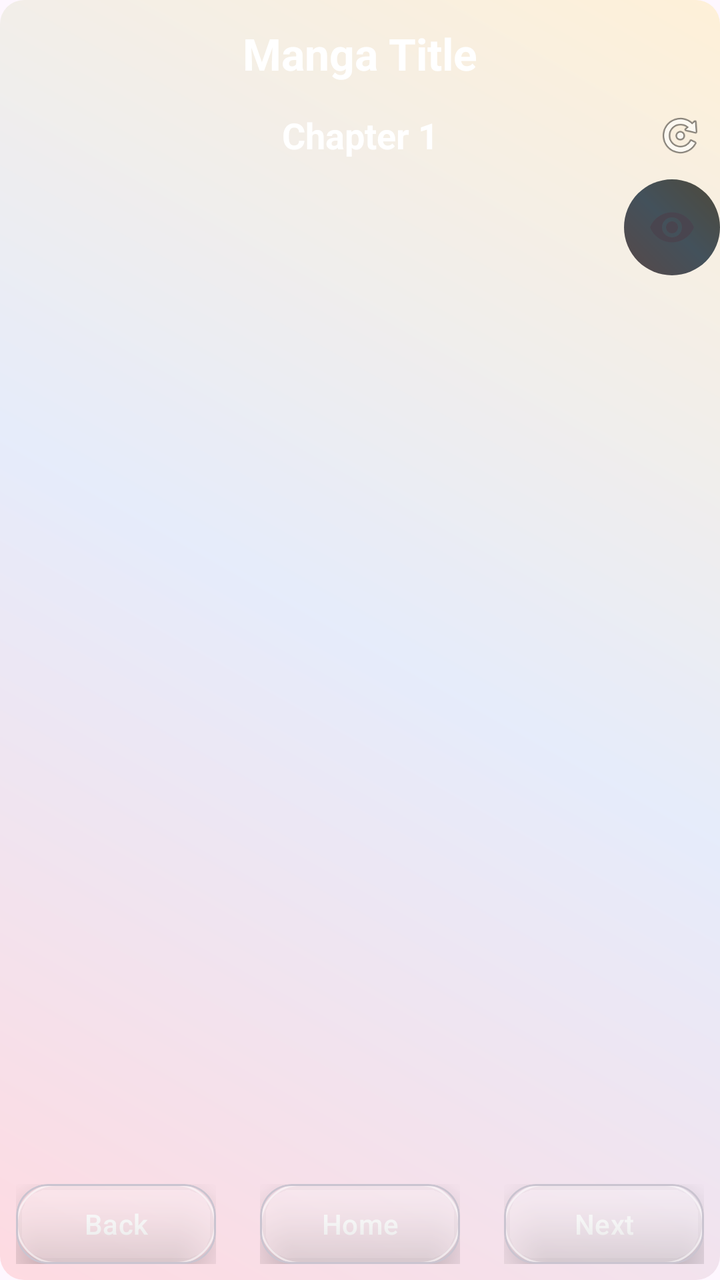
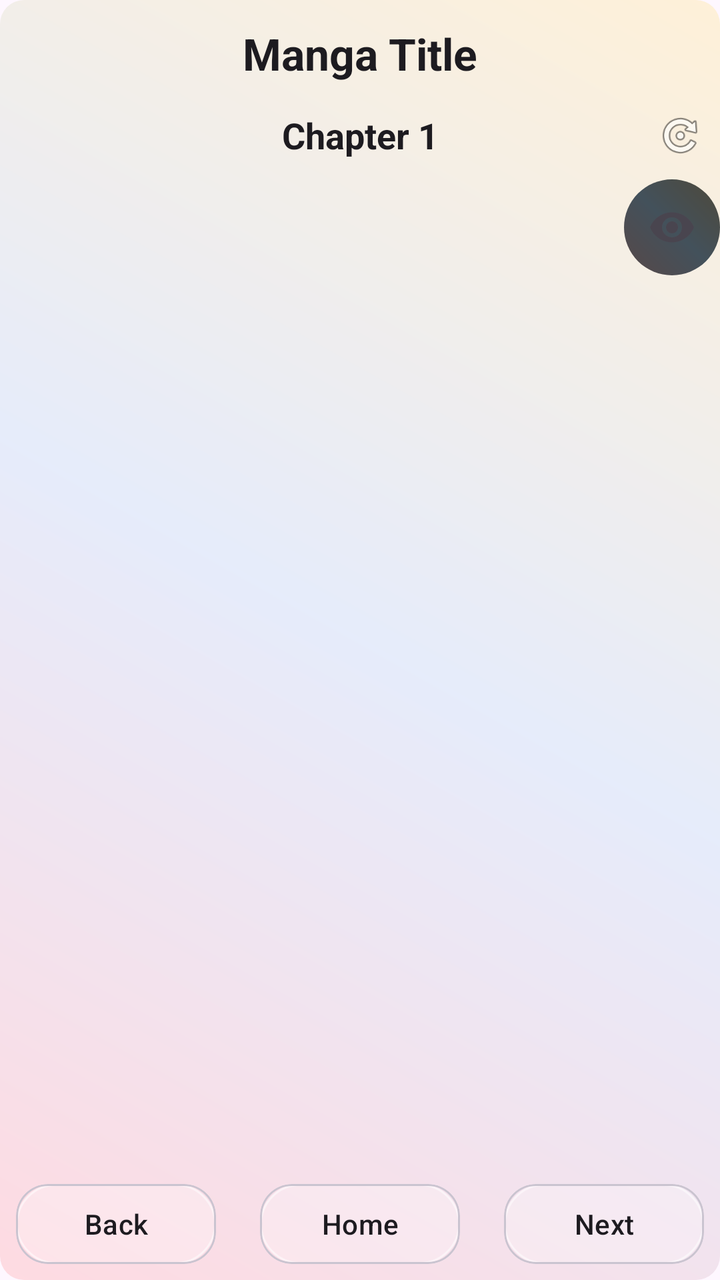

Compare the two renders of this Android layout. The source of the first and the diff that turns it into the second are given below.
<!-- AndroidManifest.xml: application theme Theme.MangaV5 -->
<!-- res/layout/activity_chapter_page.xml -->
<?xml version="1.0" encoding="utf-8"?>
<androidx.constraintlayout.widget.ConstraintLayout
    xmlns:android="http://schemas.android.com/apk/res/android"
    xmlns:app="http://schemas.android.com/apk/res-auto"
    android:layout_width="match_parent"
    android:layout_height="match_parent"
    android:fitsSystemWindows="true"
    android:background="@drawable/bg_gradient">

    
    <androidx.constraintlayout.widget.ConstraintLayout
        android:id="@+id/upperPartLayout"
        android:layout_width="0dp"
        android:layout_height="wrap_content"
        android:padding="4dp"
        app:layout_constraintTop_toTopOf="parent"
        app:layout_constraintStart_toStartOf="parent"
        app:layout_constraintEnd_toEndOf="parent">

        
        <TextView
            android:id="@+id/mangaTitle"
            android:layout_width="0dp"
            android:layout_height="wrap_content"
            android:text="Manga Title"
            android:textSize="22sp"
            android:textStyle="bold"
            android:gravity="center"
            android:padding="8dp"
            android:textColor="@android:color/white"
            app:layout_constraintTop_toTopOf="parent"
            app:layout_constraintStart_toStartOf="parent"
            app:layout_constraintEnd_toEndOf="parent"/>

        
        <TextView
            android:id="@+id/chapterNumber"
            android:layout_width="wrap_content"
            android:layout_height="wrap_content"
            android:text="Chapter 1"
            android:textSize="18sp"
            android:textStyle="bold"
            android:gravity="center"
            android:padding="6dp"
            android:textColor="@android:color/white"
            app:layout_constraintTop_toBottomOf="@id/mangaTitle"
            app:layout_constraintStart_toStartOf="parent"
            app:layout_constraintEnd_toEndOf="parent"/>

        
        <ImageButton
            android:id="@+id/btnRefresh"
            android:layout_width="32dp"
            android:layout_height="32dp"
            android:background="@android:color/transparent"
            android:padding="4dp"
            android:scaleType="centerInside"
            android:contentDescription="Refresh"
            android:src="@android:drawable/ic_menu_rotate"
            app:layout_constraintTop_toTopOf="@id/chapterNumber"
            app:layout_constraintBottom_toBottomOf="@id/chapterNumber"
            app:layout_constraintEnd_toEndOf="parent"/>
    </androidx.constraintlayout.widget.ConstraintLayout>

    
    <androidx.recyclerview.widget.RecyclerView
        android:id="@+id/recyclerPages"
        android:layout_width="0dp"
        android:layout_height="0dp"
        android:clipToPadding="false"
        android:padding="0dp"
        android:scrollbars="vertical"
        app:layout_constraintTop_toBottomOf="@id/upperPartLayout"
        app:layout_constraintBottom_toTopOf="@id/lowerPartLayout"
        app:layout_constraintStart_toStartOf="parent"
        app:layout_constraintEnd_toEndOf="parent"/>

    
    <ImageButton
        android:id="@+id/btnToggleUI"
        android:layout_width="48dp"
        android:layout_height="48dp"
        android:alpha="1"
        android:src="@drawable/ic_visibility_on"
        android:background="@drawable/bg_gradient_search"
        android:contentDescription="Toggle UI"
        app:layout_constraintEnd_toEndOf="parent"
        app:layout_constraintTop_toTopOf="@id/recyclerPages"
        />

    
    <androidx.constraintlayout.widget.ConstraintLayout
        android:id="@+id/lowerPartLayout"
        android:layout_width="0dp"
        android:layout_height="wrap_content"
        android:padding="8dp"
        app:layout_constraintBottom_toBottomOf="parent"
        app:layout_constraintStart_toStartOf="parent"
        app:layout_constraintEnd_toEndOf="parent">

        
        <FrameLayout
            android:layout_width="100dp"
            android:layout_height="40dp"
            app:layout_constraintStart_toStartOf="parent"
            app:layout_constraintTop_toTopOf="parent"
            app:layout_constraintBottom_toBottomOf="parent">

            <com.google.android.material.card.MaterialCardView
                android:layout_width="match_parent"
                android:layout_height="match_parent"
                app:cardCornerRadius="16dp"
                app:cardElevation="16dp"
                app:cardBackgroundColor="@android:color/transparent">

                <View
                    android:layout_width="match_parent"
                    android:layout_height="match_parent"
                    android:background="@drawable/glass_bg"/>
            </com.google.android.material.card.MaterialCardView>

            <Button
                android:id="@+id/btnPrevious"
                android:layout_width="match_parent"
                android:layout_height="match_parent"
                android:text="Back"
                android:textColor="@android:color/white"
                android:textSize="14sp"
                android:background="@android:color/transparent"
                android:gravity="center"/>
        </FrameLayout>

        
        <FrameLayout
            android:layout_width="100dp"
            android:layout_height="40dp"
            app:layout_constraintStart_toStartOf="parent"
            app:layout_constraintEnd_toEndOf="parent"
            app:layout_constraintTop_toTopOf="parent"
            app:layout_constraintBottom_toBottomOf="parent">

            <com.google.android.material.card.MaterialCardView
                android:layout_width="match_parent"
                android:layout_height="match_parent"
                app:cardCornerRadius="16dp"
                app:cardElevation="16dp"
                app:cardBackgroundColor="@android:color/transparent">

                <View
                    android:layout_width="match_parent"
                    android:layout_height="match_parent"
                    android:background="@drawable/glass_bg"/>
            </com.google.android.material.card.MaterialCardView>

            <Button
                android:id="@+id/btnHome"
                android:layout_width="match_parent"
                android:layout_height="match_parent"
                android:text="Home"
                android:textColor="@android:color/white"
                android:textSize="14sp"
                android:background="@android:color/transparent"
                android:gravity="center"/>
        </FrameLayout>

        
        <FrameLayout
            android:layout_width="100dp"
            android:layout_height="40dp"
            app:layout_constraintEnd_toEndOf="parent"
            app:layout_constraintTop_toTopOf="parent"
            app:layout_constraintBottom_toBottomOf="parent">

            <com.google.android.material.card.MaterialCardView
                android:layout_width="match_parent"
                android:layout_height="match_parent"
                app:cardCornerRadius="16dp"
                app:cardElevation="16dp"
                app:cardBackgroundColor="@android:color/transparent">

                <View
                    android:layout_width="match_parent"
                    android:layout_height="match_parent"
                    android:background="@drawable/glass_bg"/>
            </com.google.android.material.card.MaterialCardView>

            <Button
                android:id="@+id/btnNext"
                android:layout_width="match_parent"
                android:layout_height="match_parent"
                android:text="Next"
                android:textColor="@android:color/white"
                android:textSize="14sp"
                android:background="@android:color/transparent"
                android:gravity="center"/>
        </FrameLayout>
    </androidx.constraintlayout.widget.ConstraintLayout>
</androidx.constraintlayout.widget.ConstraintLayout>
<!-- resources referenced by this layout -->
<resources>
  <!-- drawable bg_gradient (drawable) -->
  <shape xmlns:android="http://schemas.android.com/apk/res/android"
      android:shape="rectangle">
  
      <gradient
          android:startColor="#33FF6B6B"
          android:centerColor="#3385C1E9"
          android:endColor="#33FFD93D"
          android:angle="45"
          android:type="linear"/>
  
      <corners android:radius="12dp"/>
  </shape>
  <!-- drawable bg_gradient_search (drawable) -->
  <shape xmlns:android="http://schemas.android.com/apk/res/android"
      android:shape="rectangle">
  
      <gradient
          android:startColor="#574848"
          android:centerColor="#43515B"
          android:endColor="#4E493B"
          android:angle="45"
          android:type="linear"/>
  
      <corners android:radius="35dp"/>
  </shape>
  <!-- drawable glass_bg (drawable) -->
  <layer-list xmlns:android="http://schemas.android.com/apk/res/android">
  
      
      <item>
          <shape android:shape="rectangle">
              <solid android:color="@android:color/transparent"/>
              <corners android:radius="50dp"/>
              <stroke
                  android:width="1dp"
                  android:color="#80FFFFFF"/>
          </shape>
      </item>
  
      
      <item android:left="0dp" android:top="0dp" android:right="0dp" android:bottom="0dp">
          <shape android:shape="rectangle">
              <solid android:color="#40FFFFFF"/>
              <corners android:radius="50dp"/>
          </shape>
      </item>
  
  </layer-list>
  <!-- drawable ic_visibility_on (drawable) -->
  <vector xmlns:android="http://schemas.android.com/apk/res/android"
      android:width="24dp"
      android:height="24dp"
      android:viewportWidth="24"
      android:viewportHeight="24"
      android:tint="?attr/colorControlNormal">
  
      <path
          android:fillColor="@android:color/white"
          android:pathData="M12,4.5C7,4.5 2.73,7.61 1,12c1.73,4.39 6,7.5 11,7.5s9.27,-3.11 11,-7.5c-1.73,-4.39 -6,-7.5 -11,-7.5zM12,17c-2.76,0 -5,-2.24 -5,-5s2.24,-5 5,-5 5,2.24 5,5 -2.24,5 -5,5zM12,9c-1.66,0 -3,1.34 -3,3s1.34,3 3,3 3,-1.34 3,-3 -1.34,-3 -3,-3z"/>
  </vector>
  <style name="Theme.MangaV5" parent="Theme.MaterialComponents.DayNight.DarkActionBar">
          
          <item name="colorPrimary">@color/purple_500</item>
          <item name="colorPrimaryVariant">@color/purple_700</item>
          <item name="colorOnPrimary">@color/white</item>
          
          <item name="colorSecondary">@color/teal_200</item>
          <item name="colorSecondaryVariant">@color/teal_700</item>
          <item name="colorOnSecondary">@color/black</item>
          
          <item name="android:statusBarColor">?attr/colorPrimaryVariant</item>
          
      </style>
  <color name="purple_500">#FF6200EE</color>
  <color name="purple_700">#FF3700B3</color>
  <color name="white">#FFFFFFFF</color>
  <color name="teal_200">#FF03DAC5</color>
  <color name="teal_700">#FF018786</color>
  <color name="black">#FF000000</color>
</resources>

<!-- the commit's change to res/layout/activity_chapter_page.xml (unified diff, before → after) -->
@@ -4,7 +4,6 @@
     xmlns:app="http://schemas.android.com/apk/res-auto"
     android:layout_width="match_parent"
     android:layout_height="match_parent"
-    android:fitsSystemWindows="true"
     android:background="@drawable/bg_gradient">
 
     
@@ -15,6 +14,7 @@
         android:padding="4dp"
         app:layout_constraintTop_toTopOf="parent"
         app:layout_constraintStart_toStartOf="parent"
+        android:fitsSystemWindows="true"
         app:layout_constraintEnd_toEndOf="parent">
 
         
@@ -27,7 +27,7 @@
             android:textStyle="bold"
             android:gravity="center"
             android:padding="8dp"
-            android:textColor="@android:color/white"
+            android:textColor="?android:attr/textColorPrimary"
             app:layout_constraintTop_toTopOf="parent"
             app:layout_constraintStart_toStartOf="parent"
             app:layout_constraintEnd_toEndOf="parent"/>
@@ -42,7 +42,7 @@
             android:textStyle="bold"
             android:gravity="center"
             android:padding="6dp"
-            android:textColor="@android:color/white"
+            android:textColor="?android:attr/textColorPrimary"
             app:layout_constraintTop_toBottomOf="@id/mangaTitle"
             app:layout_constraintStart_toStartOf="parent"
             app:layout_constraintEnd_toEndOf="parent"/>
@@ -110,13 +110,12 @@
                 android:layout_width="match_parent"
                 android:layout_height="match_parent"
                 app:cardCornerRadius="16dp"
-                app:cardElevation="16dp"
                 app:cardBackgroundColor="@android:color/transparent">
 
                 <View
                     android:layout_width="match_parent"
                     android:layout_height="match_parent"
-                    android:background="@drawable/glass_bg"/>
+                    android:background="@drawable/glass_bg" />
             </com.google.android.material.card.MaterialCardView>
 
             <Button
@@ -124,7 +123,7 @@
                 android:layout_width="match_parent"
                 android:layout_height="match_parent"
                 android:text="Back"
-                android:textColor="@android:color/white"
+                android:textColor="?android:attr/textColorPrimary"
                 android:textSize="14sp"
                 android:background="@android:color/transparent"
                 android:gravity="center"/>
@@ -143,13 +142,12 @@
                 android:layout_width="match_parent"
                 android:layout_height="match_parent"
                 app:cardCornerRadius="16dp"
-                app:cardElevation="16dp"
                 app:cardBackgroundColor="@android:color/transparent">
 
                 <View
                     android:layout_width="match_parent"
                     android:layout_height="match_parent"
-                    android:background="@drawable/glass_bg"/>
+                    android:background="@drawable/glass_bg" />
             </com.google.android.material.card.MaterialCardView>
 
             <Button
@@ -157,7 +155,7 @@
                 android:layout_width="match_parent"
                 android:layout_height="match_parent"
                 android:text="Home"
-                android:textColor="@android:color/white"
+                android:textColor="?android:attr/textColorPrimary"
                 android:textSize="14sp"
                 android:background="@android:color/transparent"
                 android:gravity="center"/>
@@ -175,7 +173,6 @@
                 android:layout_width="match_parent"
                 android:layout_height="match_parent"
                 app:cardCornerRadius="16dp"
-                app:cardElevation="16dp"
                 app:cardBackgroundColor="@android:color/transparent">
 
                 <View
@@ -189,7 +186,7 @@
                 android:layout_width="match_parent"
                 android:layout_height="match_parent"
                 android:text="Next"
-                android:textColor="@android:color/white"
+                android:textColor="?android:attr/textColorPrimary"
                 android:textSize="14sp"
                 android:background="@android:color/transparent"
                 android:gravity="center"/>
<!-- resource entries referenced after the edit -->
@@ -58,7 +58,7 @@
       android:tint="?attr/colorControlNormal">
   
       <path
-          android:fillColor="@android:color/white"
+          android:fillColor="?attr/colorOnBackground"
           android:pathData="M12,4.5C7,4.5 2.73,7.61 1,12c1.73,4.39 6,7.5 11,7.5s9.27,-3.11 11,-7.5c-1.73,-4.39 -6,-7.5 -11,-7.5zM12,17c-2.76,0 -5,-2.24 -5,-5s2.24,-5 5,-5 5,2.24 5,5 -2.24,5 -5,5zM12,9c-1.66,0 -3,1.34 -3,3s1.34,3 3,3 3,-1.34 3,-3 -1.34,-3 -3,-3z"/>
   </vector>
   <style name="Theme.MangaV5" parent="Theme.MaterialComponents.DayNight.DarkActionBar">
